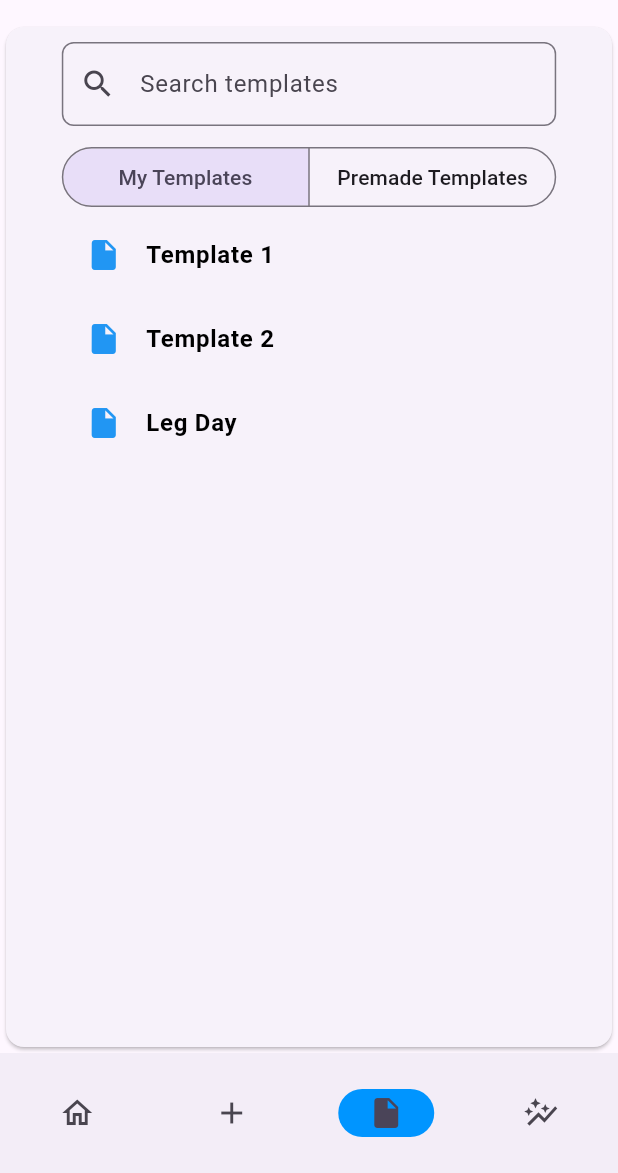
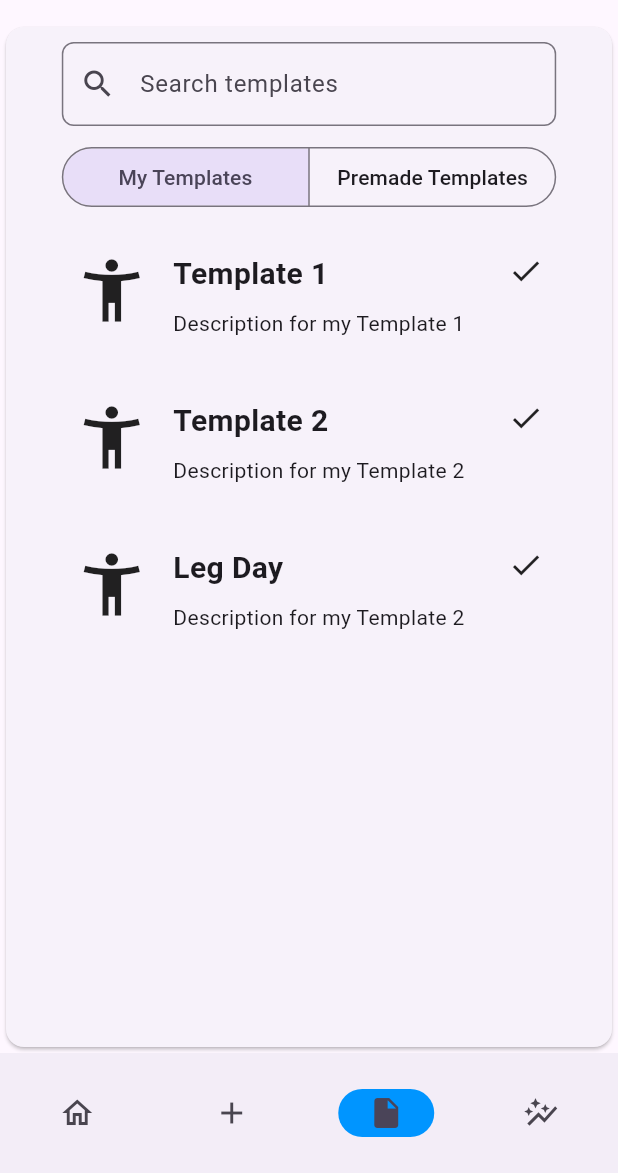
Before and after one commit to ruchihegde/exercise_tracking_app, a Flutter app: the screen it shows after launch, item 3 of the bottom bar chosen, on a phone screen of 412 x 824 dp, the part 63-1236 px from its top. Run offline on Flutter 3.47's test engine with Material 3 defaults, Android fonts, the phone set to English and light mode, and no system bars.

Commit message:
Made template list items that are clickable!

```diff
--- /dev/null
+++ b/devtools_options.yaml
@@ -0,0 +1,3 @@
+description: This file stores settings for Dart & Flutter DevTools.
+documentation: https://docs.flutter.dev/tools/devtools/extensions#configure-extension-enablement-states
+extensions:
--- a/lib/data/templates.json
+++ b/lib/data/templates.json
@@ -6,10 +6,12 @@
     "isPremade": false,
     "exercises": [
       {
+        "id": 1,
         "name": "Exercise 1",
         "sets": 3
       },
       {
+        "id": 2,
         "name": "Exercise 2",
         "sets": 4
       }
@@ -22,10 +24,12 @@
     "isPremade": false,
     "exercises": [
       {
+        "id": 3,
         "name": "Exercise 3",
         "sets": 5
       },
       {
+        "id": 4,
         "name": "Exercise 4",
         "sets": 2
       }
@@ -38,10 +42,12 @@
     "isPremade": false,
     "exercises": [
       {
+        "id": 3,
         "name": "Exercise 3",
         "sets": 5
       },
       {
+        "id": 4,
         "name": "Exercise 4",
         "sets": 2
       }
@@ -54,10 +60,12 @@
     "isPremade": true,
     "exercises": [
       {
+        "id": 1,
         "name": "Exercise 1",
         "sets": 3
       },
       {
+        "id": 2,
         "name": "Exercise 2",
         "sets": 4
       }
--- a/lib/models/TemplateModel.dart
+++ b/lib/models/TemplateModel.dart
@@ -27,13 +27,15 @@ class Template {
 }
 
 class TemplateExercise {
+  final int id;
   final String name;
   final int sets;
 
-  TemplateExercise({required this.name, required this.sets});
+  TemplateExercise({required this.id, required this.name, required this.sets});
 
   factory TemplateExercise.fromJson(Map<String, dynamic> json) {
     return TemplateExercise(
+      id: json['id'],
       name: json['name'],
       sets: json['sets'],
     );
--- a/lib/views/widgets/TemplateList.dart
+++ b/lib/views/widgets/TemplateList.dart
@@ -1,3 +1,4 @@
+import 'package:exercise_tracking_app/views/widgets/TemplateListItem.dart';
 import 'package:flutter/material.dart';
 import '../../services/TemplateService.dart';
 import '../../viewmodels/TemplateViewModel.dart';
@@ -83,28 +84,21 @@ class _TemplateListState extends State<TemplateList> {
                   showSelectedIcon: false,
                 )
               ),
+              const SizedBox(height: 10),
               Expanded(
-                child: ListView.builder(
-                  itemCount: templateViewModel.filteredTemplates.length,
-                  itemBuilder: (context, idx) {
-                    final template = templateViewModel.filteredTemplates[idx];
-                    return Center(
-                      child: Container(
-                        width: MediaQuery.of(context).size.width * 0.8,
-                        child: ListTile(
-                          leading: const Icon(Icons.insert_drive_file, color: Colors.blue),
-                          title: Text(
-                            template.name,
-                            style: TextStyle(
-                              fontWeight: FontWeight.bold,
-                              color: Colors.black,
-                            ),
-                          ),
-                        ),
-                      ),
-                    );
-                  }
-                ),
+                child: templateViewModel.filteredTemplates.isNotEmpty
+                  ? ListView.builder(
+                      itemCount: templateViewModel.filteredTemplates.length,
+                      itemBuilder: (context, idx) {
+                        final template = templateViewModel.filteredTemplates[idx];
+                        return TemplateListItem(
+                          template: template,
+                          onTap: () => print('tapped ${template.name}'),
+                          isWorkout: false,
+                        );
+                      }
+                    )
+                  : const Text('No Templates Found')
               )
             ],
           )
--- /dev/null
+++ b/lib/views/widgets/TemplateListItem.dart
@@ -0,0 +1,69 @@
+import 'package:flutter/material.dart';
+import '../../models/TemplateModel.dart';
+
+class TemplateListItem extends StatelessWidget {
+  final Template template;
+  final VoidCallback onTap;
+  final bool isWorkout;
+
+  const TemplateListItem({
+    Key? key,
+    required this.template,
+    required this.onTap,
+    required this.isWorkout,
+  }) : super(key: key);
+
+  @override
+  Widget build(BuildContext context) {
+    double width = MediaQuery.of(context).size.width;
+    double horizontalPadding = width * 0.02;
+    double height = MediaQuery.of(context).size.height;
+    double verticalPadding = height * 0.02;
+
+    return Align(
+      alignment: Alignment.center,
+      child: InkWell(
+        onTap: onTap,
+        child: Container(
+          width: width * 0.80,
+          padding: EdgeInsets.symmetric(horizontal: horizontalPadding, vertical: verticalPadding),
+          child: Row(
+            crossAxisAlignment: CrossAxisAlignment.start,
+            children: [
+              const Icon(
+                Icons.accessibility_new_sharp,
+                size: 50.0,
+              ),
+              const SizedBox(width: 16),
+              Column(
+                crossAxisAlignment: CrossAxisAlignment.start,
+                children: [
+                  Text(
+                    template.name,
+                    style: const TextStyle(
+                      fontSize: 20,
+                      fontWeight: FontWeight.bold,
+                    ),
+                  ),
+                  const SizedBox(height: 8),
+                  Text(template.description),
+                  const SizedBox(height: 8),
+                ],
+              ),
+              const Spacer(),
+              isWorkout == true
+                ? const Icon(
+                    Icons.edit,
+                    size: 24.0,
+                  )
+                : const Icon(
+                    Icons.check,
+                    size: 24.0,
+                  ),
+            ],
+          ),
+        ),
+      )
+    );
+  }
+}
```
